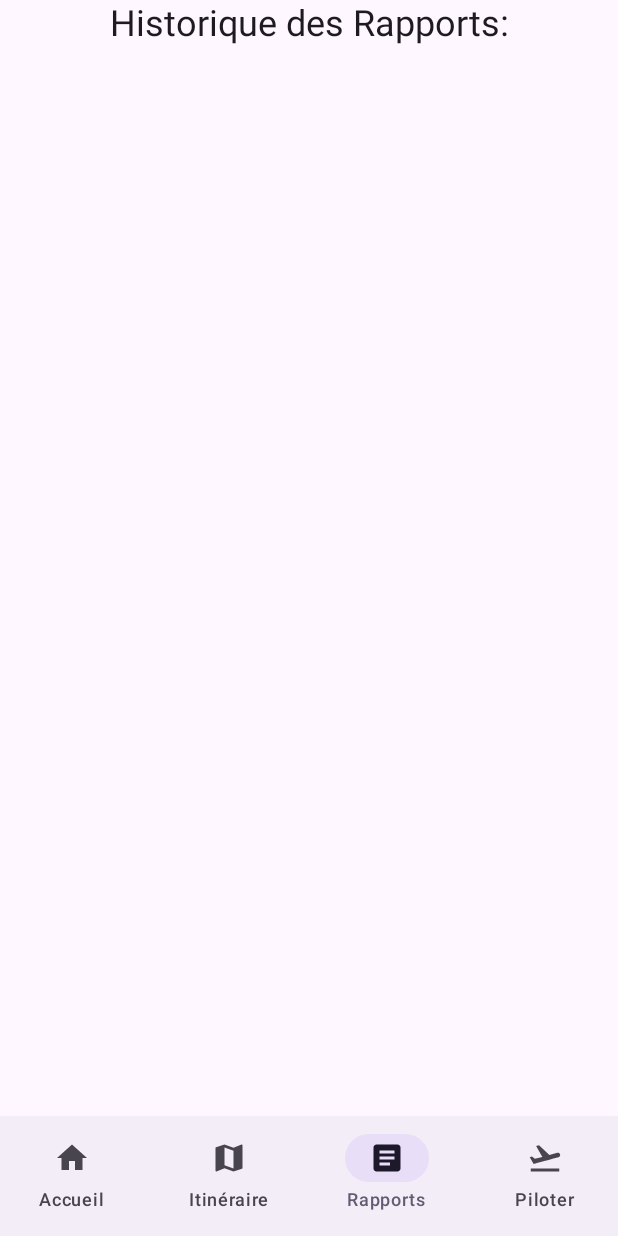
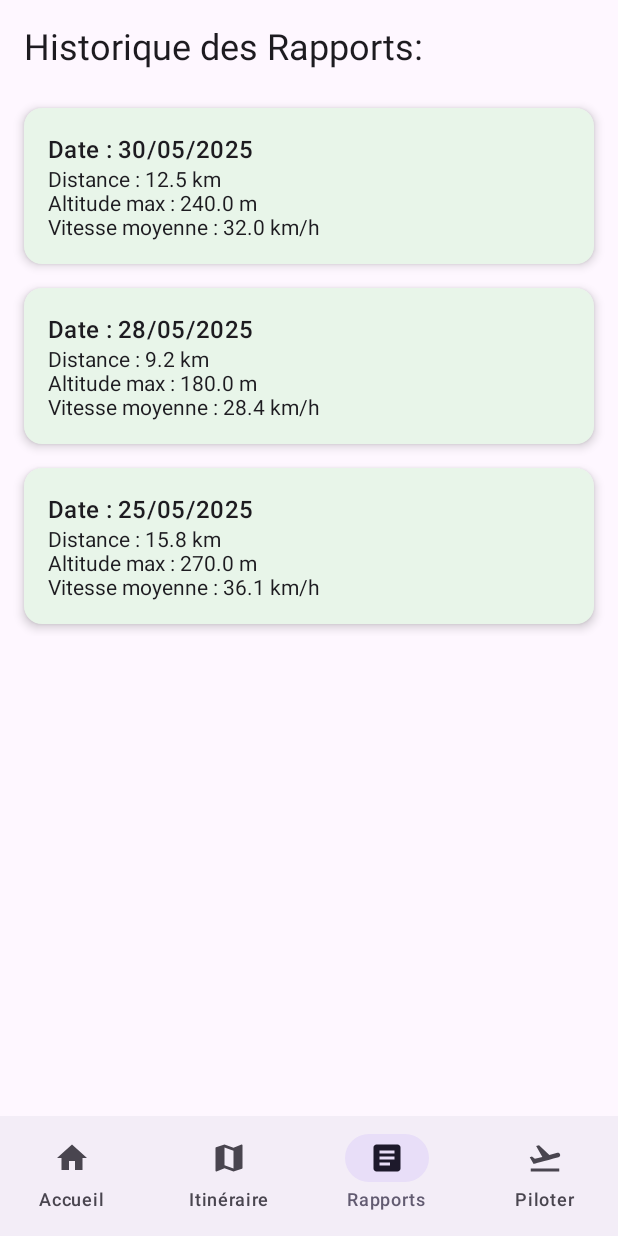
Before and after one commit to LedouxC/FireApp-Mobile, an Android app built with Jetpack Compose: the screen it shows after launch (MainActivity), item 3 of the bottom bar chosen, on a phone screen of 412 x 824 dp. Run offline under Robolectric (Android 15) with nearby library versions, the light colour scheme and no system bars.

Commit message:
Ajout Raports hitoriques de vols

```diff
--- a/app/src/main/java/fr/isen/picco/dronefireapp/screen/ReportScreen.kt
+++ b/app/src/main/java/fr/isen/picco/dronefireapp/screen/ReportScreen.kt
@@ -2,16 +2,31 @@ package fr.isen.picco.dronefireapp.screen
 
 import android.annotation.SuppressLint
 import androidx.compose.foundation.layout.*
-import androidx.compose.material.icons.Icons
-import androidx.compose.material.icons.filled.*
+import androidx.compose.foundation.lazy.LazyColumn
 import androidx.compose.material3.*
 import androidx.compose.runtime.Composable
-import androidx.compose.ui.Alignment
 import androidx.compose.ui.Modifier
+import androidx.compose.ui.graphics.Color
+import androidx.compose.ui.unit.dp
 import androidx.navigation.NavController
 import fr.isen.picco.dronefireapp.ui.components.BottomNavigationBar
+import androidx.compose.foundation.lazy.items
+
+data class Report(
+    val date: String,
+    val distanceKm: Double,
+    val maxAltitude: Double,
+    val averageSpeed: Double
+)
+
+val reportList = listOf(
+    Report("30/05/2025", 12.5, 240.0, 32.0),
+    Report("28/05/2025", 9.2, 180.0, 28.4),
+    Report("25/05/2025", 15.8, 270.0, 36.1)
+)
 
 @SuppressLint("UnusedMaterial3ScaffoldPaddingParameter")
+
 @Composable
 fun ReportScreen(navController: NavController) {
     Scaffold(
@@ -19,8 +34,46 @@ fun ReportScreen(navController: NavController) {
             BottomNavigationBar(navController, current = "report")
         }
     ) {
-        Box(modifier = Modifier.fillMaxSize(), contentAlignment = Alignment.TopCenter) {
-            Text("Historique des Rapports:", style = MaterialTheme.typography.headlineSmall)
+        Column(
+            modifier = Modifier
+                .fillMaxSize()
+                .padding(16.dp)
+        ) {
+            Text(
+                "Historique des Rapports:",
+                style = MaterialTheme.typography.headlineSmall,
+                modifier = Modifier.padding(bottom = 16.dp)
+            )
+
+            LazyColumn {
+                items(reportList) { report ->
+                    ReportCard(report = report, onClick = {
+                        // Action au clic, ex: navController.navigate("detail/${report.id}")
+                    })
+                }
+            }
+        }
+    }
+
+}
+
+@Composable
+fun ReportCard(report: Report, onClick: () -> Unit) {
+    Card(
+        onClick = onClick,
+        modifier = Modifier
+            .fillMaxWidth()
+            .padding(vertical = 8.dp),
+        colors = CardDefaults.cardColors(
+            containerColor = Color(0xFFE8F5E9) // Vert très clair
+        ),
+        elevation = CardDefaults.cardElevation(defaultElevation = 4.dp)
+    ) {
+        Column(modifier = Modifier.padding(16.dp)) {
+            Text("Date : ${report.date}", style = MaterialTheme.typography.titleMedium)
+            Text("Distance : ${report.distanceKm} km")
+            Text("Altitude max : ${report.maxAltitude} m")
+            Text("Vitesse moyenne : ${report.averageSpeed} km/h")
         }
     }
 }
```
